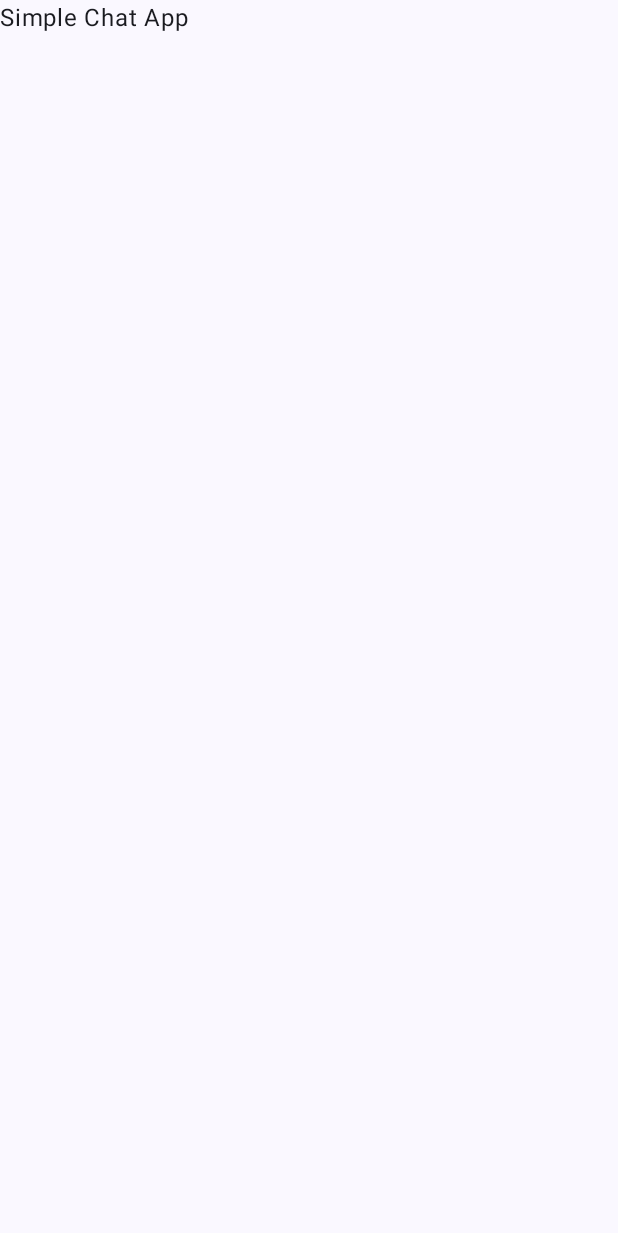
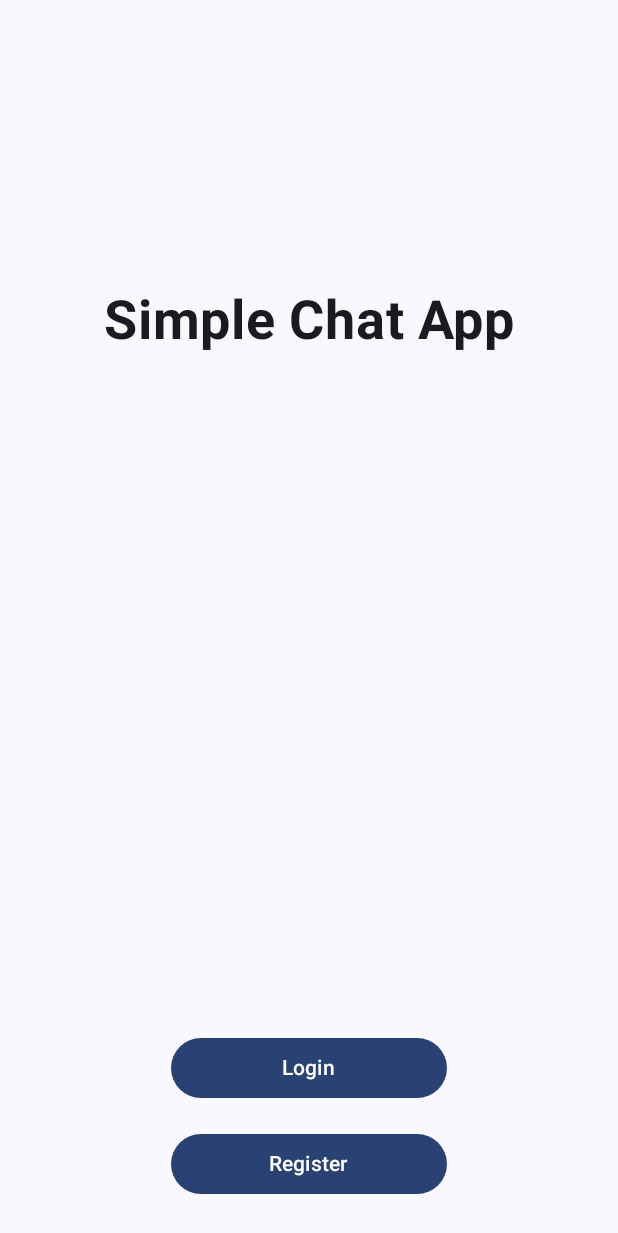
Before and after one commit to jamesdev23/simple-chat-app, an Android app built with Jetpack Compose: the screen it shows after launch (MainActivity), on a phone screen of 412 x 824 dp. Before the commit the part shown is almost empty. Shown: the top 1233 px of the screen. Run offline under Robolectric (Android 15) with nearby library versions, the phone set to English and light mode, and no system bars.

Commit message:
added screens

```diff
--- a/app/src/main/java/com/jnrdev/simplechat/MainActivity.kt
+++ b/app/src/main/java/com/jnrdev/simplechat/MainActivity.kt
@@ -9,16 +9,17 @@ import androidx.compose.foundation.layout.padding
 import androidx.compose.material3.Scaffold
 import androidx.compose.material3.SnackbarHost
 import androidx.compose.material3.SnackbarHostState
-import androidx.compose.material3.Text
 import androidx.compose.runtime.Composable
 import androidx.compose.runtime.remember
-import androidx.compose.runtime.rememberCoroutineScope
 import androidx.compose.ui.Modifier
-import androidx.compose.ui.tooling.preview.Preview
 import androidx.navigation.compose.NavHost
 import androidx.navigation.compose.composable
 import androidx.navigation.compose.rememberNavController
+import com.jnrdev.simplechat.presentation.ChatRoom
+import com.jnrdev.simplechat.presentation.FriendList
 import com.jnrdev.simplechat.presentation.Home
+import com.jnrdev.simplechat.presentation.Login
+import com.jnrdev.simplechat.presentation.Register
 import com.jnrdev.simplechat.ui.theme.SimpleChatTheme
 
 class MainActivity : ComponentActivity() {
@@ -36,7 +37,7 @@ class MainActivity : ComponentActivity() {
 @Composable
 fun SimpleChatApp() {
     val navController = rememberNavController()
-    val scope = rememberCoroutineScope()
+//    val scope = rememberCoroutineScope()
     val snackbarHostState = remember { SnackbarHostState() }
     Scaffold(
         modifier = Modifier.fillMaxSize(),
@@ -50,6 +51,18 @@ fun SimpleChatApp() {
             composable("home") {
                 Home(navController)
             }
+            composable("login") {
+                Login(navController)
+            }
+            composable("register") {
+                Register(navController)
+            }
+            composable("chat-room") {
+                ChatRoom(navController)
+            }
+            composable("friend-list") {
+                FriendList(navController)
+            }
         }
     }
 }
--- a/app/src/main/java/com/jnrdev/simplechat/presentation/Home.kt
+++ b/app/src/main/java/com/jnrdev/simplechat/presentation/Home.kt
@@ -1,19 +1,71 @@
 package com.jnrdev.simplechat.presentation
 
+import androidx.compose.foundation.layout.Arrangement
 import androidx.compose.foundation.layout.Column
+import androidx.compose.foundation.layout.fillMaxSize
+import androidx.compose.foundation.layout.fillMaxWidth
+import androidx.compose.foundation.layout.height
+import androidx.compose.foundation.layout.padding
+import androidx.compose.foundation.layout.width
+import androidx.compose.material3.Button
 import androidx.compose.material3.Text
 import androidx.compose.runtime.Composable
+import androidx.compose.ui.Alignment
+import androidx.compose.ui.Modifier
+import androidx.compose.ui.text.font.FontWeight
+import androidx.compose.ui.text.style.TextAlign
 import androidx.compose.ui.tooling.preview.Preview
+import androidx.compose.ui.unit.dp
+import androidx.compose.ui.unit.sp
 import androidx.navigation.NavHostController
 import androidx.navigation.compose.rememberNavController
+import com.jnrdev.simplechat.presentation.components.BasicButton
 import com.jnrdev.simplechat.ui.theme.SimpleChatTheme
 
 @Composable
 fun Home(
     navController: NavHostController
 ) {
-    Column {
-        Text(text = "Simple Chat App")
+    Column(
+        modifier = Modifier.fillMaxSize().padding(16.dp),
+        verticalArrangement = Arrangement.Center,
+        horizontalAlignment = Alignment.CenterHorizontally
+    ) {
+        // logo part
+        Column(
+            modifier = Modifier
+                .weight(0.5f)
+                .fillMaxWidth(),
+            verticalArrangement = Arrangement.Center,
+            horizontalAlignment = Alignment.CenterHorizontally
+        ) {
+            Text(
+                text = "Simple Chat App",
+                modifier = Modifier.width(300.dp),
+                textAlign = TextAlign.Center,
+                fontSize = 36.sp,
+                fontWeight = FontWeight.Bold
+
+            )
+        }
+
+        // nav part
+        Column(
+            modifier = Modifier
+                .weight(0.5f)
+                .fillMaxWidth(),
+            verticalArrangement = Arrangement.Bottom,
+            horizontalAlignment = Alignment.CenterHorizontally
+        ) {
+            BasicButton(
+                text = "Login",
+                onClick = { navController.navigate("login") }
+            )
+            BasicButton(
+                text = "Register",
+                onClick = { navController.navigate("register") }
+            )
+        }
     }
 }
 
--- /dev/null
+++ b/app/src/main/java/com/jnrdev/simplechat/presentation/components/BasicButton.kt
@@ -0,0 +1,23 @@
+package com.jnrdev.simplechat.presentation.components
+
+import androidx.compose.foundation.layout.padding
+import androidx.compose.foundation.layout.width
+import androidx.compose.material3.Button
+import androidx.compose.material3.Text
+import androidx.compose.runtime.Composable
+import androidx.compose.ui.Modifier
+import androidx.compose.ui.unit.dp
+
+@Composable
+fun BasicButton(
+    modifier: Modifier = Modifier,
+    text: String,
+    onClick: () -> Unit
+) {
+    Button(
+        modifier = modifier.width(200.dp).padding(8.dp),
+        onClick = onClick
+    ) {
+        Text(text = text)
+    }
+}
```
Also changed, not shown: app/src/main/java/com/jnrdev/simplechat/presentation/ChatRoom.kt (added, +13 -0 lines), app/src/main/java/com/jnrdev/simplechat/presentation/FriendList.kt (added, +13 -0 lines), app/src/main/java/com/jnrdev/simplechat/presentation/Login.kt (added, +13 -0 lines), app/src/main/java/com/jnrdev/simplechat/presentation/Register.kt (added, +13 -0 lines).
